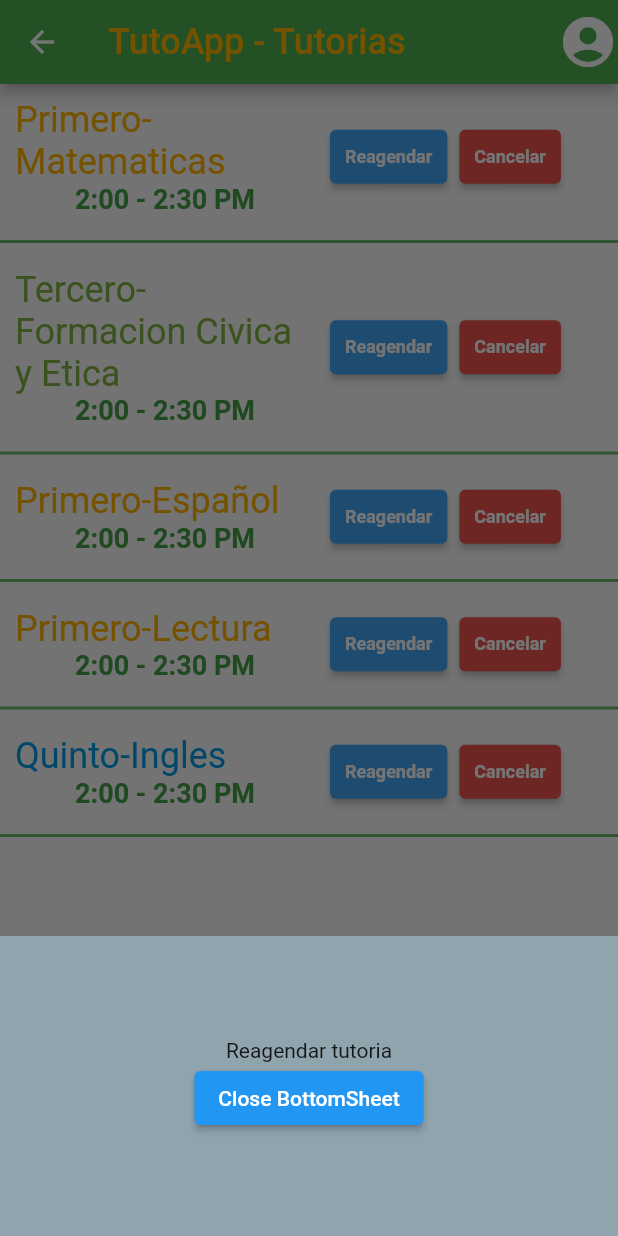
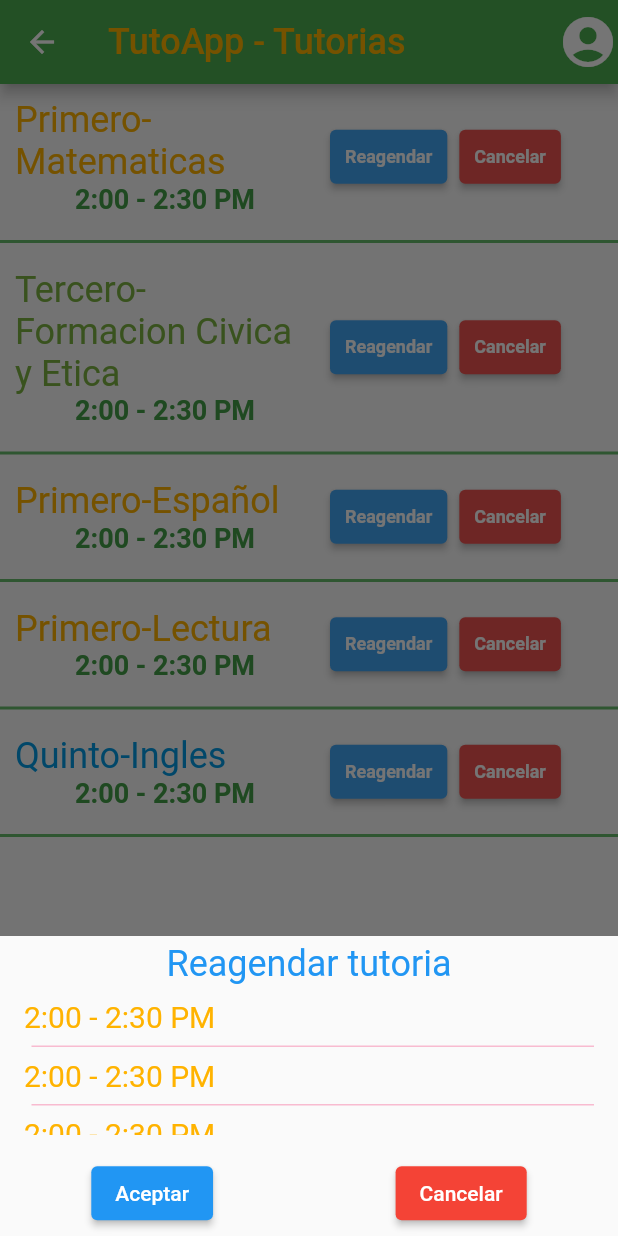
Before and after one commit to CluadiaSantana/Proyecto_Moviles, a Flutter app: the Agenda screen opened directly, after a tap on "Reagendar", on a phone screen of 412 x 824 dp. Run offline on Flutter 3.47's test engine with Material 2 defaults, Android fonts, the phone set to English and light mode, and no system bars; our stand-ins replace bloc, equatable, flutter_bloc; Roboto replaces fonts that are missing (Chewy-Regular).

Commit message:
add reagendar

```diff
--- a/proyecto/lib/pages/agenda.dart
+++ b/proyecto/lib/pages/agenda.dart
@@ -101,16 +101,63 @@ class Agenda extends StatelessWidget {
                 builder: (BuildContext context) {
                   return Container(
                     height: 200,
-                    color: Colors.blueGrey[300],
                     child: Center(
                       child: Column(
                         mainAxisAlignment: MainAxisAlignment.center,
-                        mainAxisSize: MainAxisSize.min,
                         children: [
-                          const Text('Reagendar tutoria'),
-                          ElevatedButton(
-                            child: const Text('Close BottomSheet'),
-                            onPressed: () => Navigator.pop(context),
+                          const Text(
+                            'Reagendar tutoria',
+                            style: TextStyle(
+                                fontSize: 24,
+                                fontFamily: 'Chewy-Regular',
+                                color: Colors.blue),
+                          ),
+                          Padding(
+                            padding: const EdgeInsets.only(bottom: 15),
+                            child: Column(
+                              children: [
+                                SizedBox(
+                                  height: 100,
+                                  width: 400,
+                                  child: ListView.separated(
+                                    padding: EdgeInsets.all(10),
+                                    itemCount: horario.length,
+                                    itemBuilder:
+                                        (BuildContext context, int index) {
+                                      return Text(
+                                        horario,
+                                        style: TextStyle(
+                                            fontFamily: 'Chewy-Regular',
+                                            fontSize: 20,
+                                            color: Colors.amber[600]),
+                                      );
+                                    },
+                                    separatorBuilder:
+                                        (BuildContext context, int index) =>
+                                            Divider(
+                                      thickness: 1,
+                                      color: Colors.pink[100],
+                                      indent: 5,
+                                    ),
+                                  ),
+                                ),
+                              ],
+                            ),
+                          ),
+                          Row(
+                            mainAxisAlignment: MainAxisAlignment.spaceAround,
+                            children: [
+                              ElevatedButton(
+                                child: const Text('Aceptar'),
+                                onPressed: () => Navigator.pop(context),
+                              ),
+                              ElevatedButton(
+                                style: ElevatedButton.styleFrom(
+                                    backgroundColor: Colors.red),
+                                child: const Text('Cancelar'),
+                                onPressed: () => Navigator.pop(context),
+                              ),
+                            ],
                           ),
                         ],
                       ),
```
